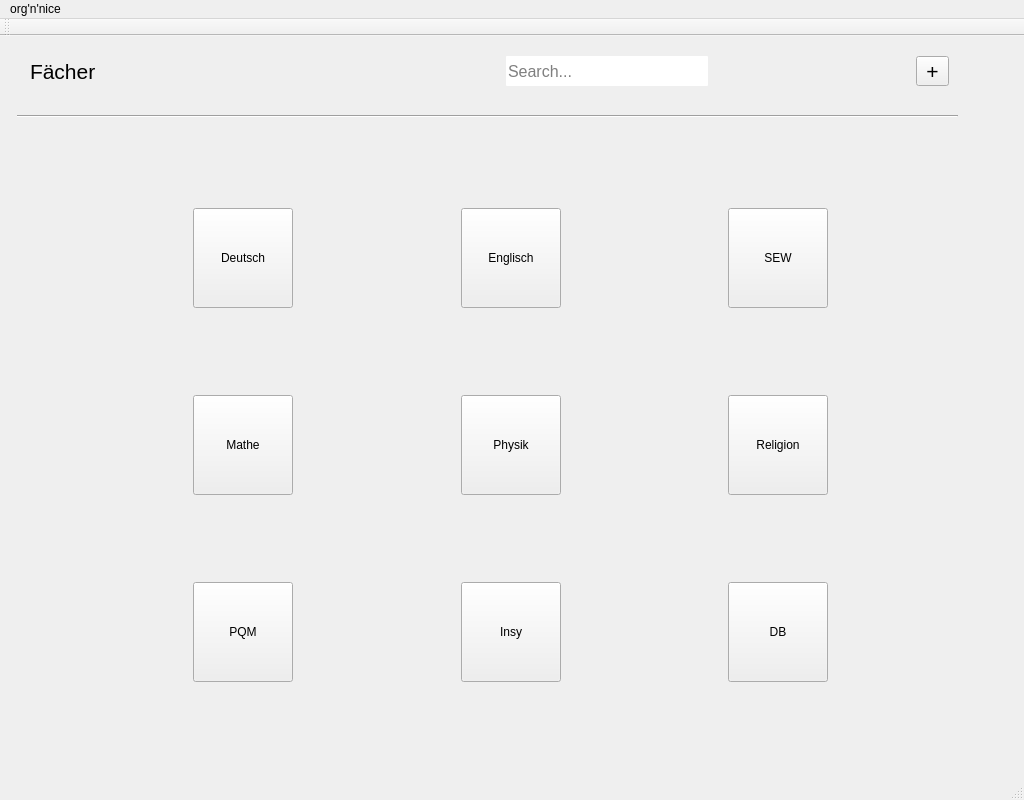
Above: mainwindow.ui from orgnnice/OrgNNice before the change. Below: the same form after it.
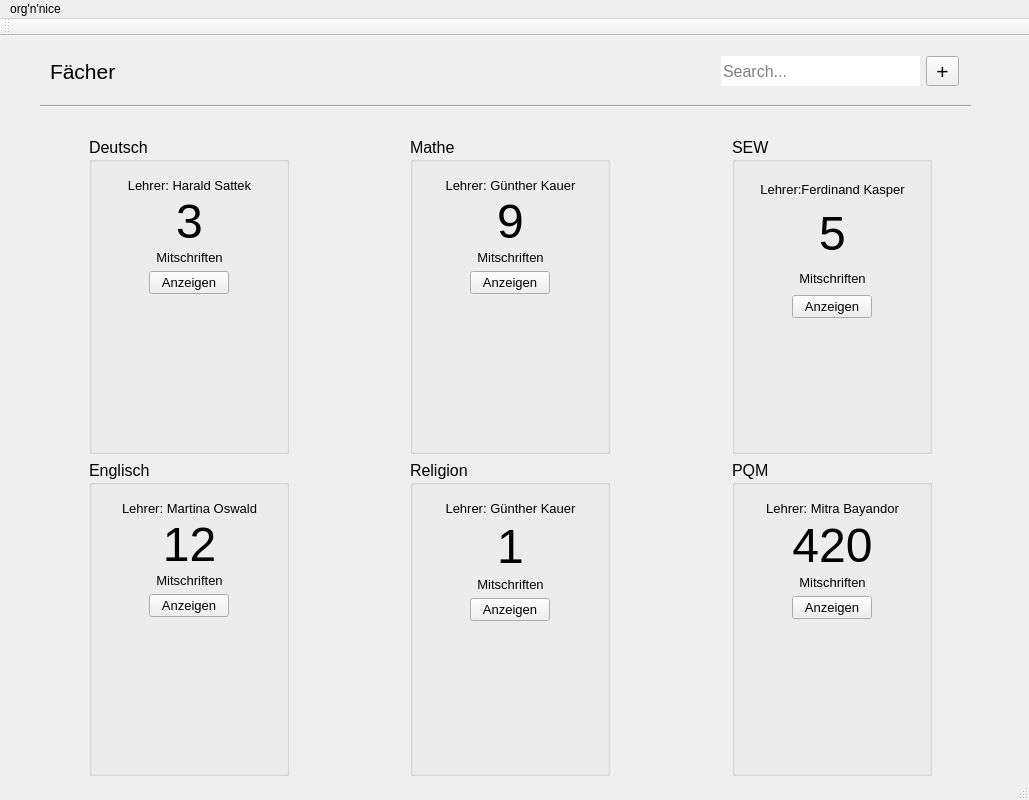
That is the form after the change.

The edit to the form file:
```diff
--- a/mainwindow.ui
+++ b/mainwindow.ui
@@ -6,10 +6,16 @@
    <rect>
     <x>0</x>
     <y>0</y>
-    <width>1024</width>
+    <width>1029</width>
     <height>800</height>
    </rect>
   </property>
+  <property name="maximumSize">
+   <size>
+    <width>1029</width>
+    <height>800</height>
+   </size>
+  </property>
   <property name="windowTitle">
    <string>MainWindow</string>
   </property>
@@ -17,9 +23,9 @@
    <widget class="QWidget" name="horizontalLayoutWidget">
     <property name="geometry">
      <rect>
-      <x>19</x>
+      <x>39</x>
       <y>9</y>
-      <width>941</width>
+      <width>931</width>
       <height>52</height>
      </rect>
     </property>
@@ -62,6 +68,19 @@
        </property>
       </spacer>
      </item>
+     <item>
+      <spacer name="horizontalSpacer_7">
+       <property name="orientation">
+        <enum>Qt::Horizontal</enum>
+       </property>
+       <property name="sizeHint" stdset="0">
+        <size>
+         <width>40</width>
+         <height>20</height>
+        </size>
+       </property>
+      </spacer>
+     </item>
      <item>
       <widget class="QLineEdit" name="lineEdit">
        <property name="enabled">
@@ -89,19 +108,6 @@
        </property>
       </widget>
      </item>
-     <item>
-      <spacer name="horizontalSpacer_2">
-       <property name="orientation">
-        <enum>Qt::Horizontal</enum>
-       </property>
-       <property name="sizeHint" stdset="0">
-        <size>
-         <width>40</width>
-         <height>20</height>
-        </size>
-       </property>
-      </spacer>
-     </item>
      <item>
       <widget class="QToolButton" name="addnewsub">
        <property name="enabled">
@@ -126,374 +132,692 @@
     <property name="geometry">
      <rect>
       <x>20</x>
-      <y>80</y>
+      <y>90</y>
       <width>981</width>
       <height>661</height>
      </rect>
     </property>
     <layout class="QGridLayout" name="gridLayout">
-     <item row="1" column="2">
-      <spacer name="horizontalSpacer_9">
-       <property name="orientation">
-        <enum>Qt::Horizontal</enum>
-       </property>
-       <property name="sizeHint" stdset="0">
-        <size>
-         <width>40</width>
-         <height>20</height>
-        </size>
-       </property>
-      </spacer>
-     </item>
-     <item row="1" column="6">
-      <spacer name="horizontalSpacer_11">
-       <property name="orientation">
-        <enum>Qt::Horizontal</enum>
-       </property>
-       <property name="sizeHint" stdset="0">
-        <size>
-         <width>40</width>
-         <height>20</height>
-        </size>
-       </property>
-      </spacer>
-     </item>
-     <item row="0" column="4">
-      <spacer name="horizontalSpacer_6">
-       <property name="orientation">
-        <enum>Qt::Horizontal</enum>
-       </property>
-       <property name="sizeHint" stdset="0">
-        <size>
-         <width>40</width>
-         <height>20</height>
-        </size>
-       </property>
-      </spacer>
-     </item>
-     <item row="0" column="6">
-      <spacer name="horizontalSpacer_7">
-       <property name="orientation">
-        <enum>Qt::Horizontal</enum>
-       </property>
-       <property name="sizeHint" stdset="0">
-        <size>
-         <width>40</width>
-         <height>20</height>
-        </size>
-       </property>
-      </spacer>
-     </item>
-     <item row="1" column="5">
-      <widget class="QPushButton" name="pushButton_2">
-       <property name="enabled">
-        <bool>true</bool>
-       </property>
+     <item row="0" column="2" alignment="Qt::AlignHCenter">
+      <widget class="QGroupBox" name="groupBox_4">
        <property name="minimumSize">
         <size>
-         <width>100</width>
-         <height>100</height>
-        </size>
-       </property>
-       <property name="baseSize">
-        <size>
-         <width>0</width>
+         <width>200</width>
          <height>0</height>
         </size>
        </property>
-       <property name="text">
-        <string>Religion</string>
+       <property name="font">
+        <font>
+         <pointsize>12</pointsize>
+        </font>
        </property>
-      </widget>
-     </item>
-     <item row="0" column="5">
-      <widget class="QPushButton" name="pushButton_3">
-       <property name="enabled">
-        <bool>true</bool>
-       </property>
-       <property name="minimumSize">
-        <size>
-         <width>100</width>
-         <height>100</height>
-        </size>
-       </property>
-       <property name="baseSize">
-        <size>
-         <width>0</width>
-         <height>0</height>
-        </size>
-       </property>
-       <property name="text">
+       <property name="title">
         <string>SEW</string>
        </property>
+       <widget class="QWidget" name="verticalLayoutWidget_5">
+        <property name="geometry">
+         <rect>
+          <x>10</x>
+          <y>30</y>
+          <width>181</width>
+          <height>162</height>
+         </rect>
+        </property>
+        <layout class="QVBoxLayout" name="verticalLayout_6">
+         <item>
+          <widget class="QLabel" name="label_12">
+           <property name="font">
+            <font>
+             <pointsize>10</pointsize>
+            </font>
+           </property>
+           <property name="text">
+            <string>Lehrer:Ferdinand Kasper</string>
+           </property>
+           <property name="alignment">
+            <set>Qt::AlignCenter</set>
+           </property>
+          </widget>
+         </item>
+         <item>
+          <widget class="QLabel" name="label_13">
+           <property name="font">
+            <font>
+             <pointsize>36</pointsize>
+            </font>
+           </property>
+           <property name="text">
+            <string>5</string>
+           </property>
+           <property name="alignment">
+            <set>Qt::AlignCenter</set>
+           </property>
+          </widget>
+         </item>
+         <item>
+          <widget class="QLabel" name="label_14">
+           <property name="font">
+            <font>
+             <pointsize>10</pointsize>
+            </font>
+           </property>
+           <property name="text">
+            <string>Mitschriften</string>
+           </property>
+           <property name="alignment">
+            <set>Qt::AlignCenter</set>
+           </property>
+          </widget>
+         </item>
+         <item alignment="Qt::AlignHCenter">
+          <widget class="QPushButton" name="pushButton_4">
+           <property name="minimumSize">
+            <size>
+             <width>50</width>
+             <height>0</height>
+            </size>
+           </property>
+           <property name="maximumSize">
+            <size>
+             <width>80</width>
+             <height>16777215</height>
+            </size>
+           </property>
+           <property name="font">
+            <font>
+             <pointsize>10</pointsize>
+            </font>
+           </property>
+           <property name="autoFillBackground">
+            <bool>false</bool>
+           </property>
+           <property name="text">
+            <string>Anzeigen</string>
+           </property>
+           <property name="autoDefault">
+            <bool>false</bool>
+           </property>
+           <property name="default">
+            <bool>false</bool>
+           </property>
+           <property name="flat">
+            <bool>false</bool>
+           </property>
+          </widget>
+         </item>
+        </layout>
+       </widget>
       </widget>
      </item>
-     <item row="0" column="3">
-      <widget class="QPushButton" name="pushButton_6">
-       <property name="enabled">
-        <bool>true</bool>
-       </property>
+     <item row="0" column="1" alignment="Qt::AlignHCenter">
+      <widget class="QGroupBox" name="groupBox_7">
        <property name="minimumSize">
         <size>
-         <width>100</width>
-         <height>100</height>
+         <width>200</width>
+         <height>150</height>
         </size>
        </property>
-       <property name="baseSize">
-        <size>
-         <width>0</width>
-         <height>0</height>
-        </size>
+       <property name="font">
+        <font>
+         <pointsize>12</pointsize>
+        </font>
        </property>
-       <property name="text">
-        <string>Englisch</string>
+       <property name="styleSheet">
+        <string notr="true"/>
        </property>
-      </widget>
-     </item>
-     <item row="1" column="4">
-      <spacer name="horizontalSpacer_10">
-       <property name="orientation">
-        <enum>Qt::Horizontal</enum>
-       </property>
-       <property name="sizeHint" stdset="0">
-        <size>
-         <width>40</width>
-         <height>20</height>
-        </size>
-       </property>
-      </spacer>
-     </item>
-     <item row="1" column="1">
-      <widget class="QPushButton" name="pushButton_5">
-       <property name="enabled">
-        <bool>true</bool>
-       </property>
-       <property name="minimumSize">
-        <size>
-         <width>100</width>
-         <height>100</height>
-        </size>
-       </property>
-       <property name="baseSize">
-        <size>
-         <width>0</width>
-         <height>0</height>
-        </size>
-       </property>
-       <property name="text">
+       <property name="title">
         <string>Mathe</string>
        </property>
+       <widget class="QWidget" name="verticalLayoutWidget_10">
+        <property name="geometry">
+         <rect>
+          <x>10</x>
+          <y>30</y>
+          <width>181</width>
+          <height>138</height>
+         </rect>
+        </property>
+        <layout class="QVBoxLayout" name="verticalLayout_11">
+         <item>
+          <widget class="QLabel" name="label_27">
+           <property name="font">
+            <font>
+             <pointsize>10</pointsize>
+            </font>
+           </property>
+           <property name="text">
+            <string>Lehrer: Günther Kauer</string>
+           </property>
+           <property name="alignment">
+            <set>Qt::AlignCenter</set>
+           </property>
+          </widget>
+         </item>
+         <item>
+          <widget class="QLabel" name="label_28">
+           <property name="font">
+            <font>
+             <pointsize>36</pointsize>
+            </font>
+           </property>
+           <property name="text">
+            <string>9</string>
+           </property>
+           <property name="alignment">
+            <set>Qt::AlignCenter</set>
+           </property>
+          </widget>
+         </item>
+         <item>
+          <widget class="QLabel" name="label_29">
+           <property name="font">
+            <font>
+             <pointsize>10</pointsize>
+            </font>
+           </property>
+           <property name="text">
+            <string>Mitschriften</string>
+           </property>
+           <property name="alignment">
+            <set>Qt::AlignCenter</set>
+           </property>
+          </widget>
+         </item>
+         <item alignment="Qt::AlignHCenter">
+          <widget class="QPushButton" name="pushButton_9">
+           <property name="minimumSize">
+            <size>
+             <width>50</width>
+             <height>0</height>
+            </size>
+           </property>
+           <property name="maximumSize">
+            <size>
+             <width>80</width>
+             <height>16777215</height>
+            </size>
+           </property>
+           <property name="font">
+            <font>
+             <pointsize>10</pointsize>
+            </font>
+           </property>
+           <property name="autoFillBackground">
+            <bool>false</bool>
+           </property>
+           <property name="text">
+            <string>Anzeigen</string>
+           </property>
+           <property name="autoDefault">
+            <bool>false</bool>
+           </property>
+           <property name="default">
+            <bool>false</bool>
+           </property>
+           <property name="flat">
+            <bool>false</bool>
+           </property>
+          </widget>
+         </item>
+        </layout>
+       </widget>
       </widget>
      </item>
-     <item row="0" column="2">
-      <spacer name="horizontalSpacer_4">
-       <property name="orientation">
-        <enum>Qt::Horizontal</enum>
-       </property>
-       <property name="sizeHint" stdset="0">
-        <size>
-         <width>40</width>
-         <height>20</height>
-        </size>
-       </property>
-      </spacer>
-     </item>
-     <item row="0" column="0">
-      <spacer name="horizontalSpacer_5">
-       <property name="orientation">
-        <enum>Qt::Horizontal</enum>
-       </property>
-       <property name="sizeHint" stdset="0">
-        <size>
-         <width>40</width>
-         <height>20</height>
-        </size>
-       </property>
-      </spacer>
-     </item>
-     <item row="1" column="3">
-      <widget class="QPushButton" name="pushButton_4">
-       <property name="enabled">
-        <bool>true</bool>
-       </property>
+     <item row="1" column="2" alignment="Qt::AlignHCenter">
+      <widget class="QGroupBox" name="groupBox_5">
        <property name="minimumSize">
         <size>
-         <width>100</width>
-         <height>100</height>
-        </size>
-       </property>
-       <property name="baseSize">
-        <size>
-         <width>0</width>
+         <width>200</width>
          <height>0</height>
         </size>
        </property>
-       <property name="text">
-        <string>Physik</string>
+       <property name="font">
+        <font>
+         <pointsize>12</pointsize>
+        </font>
        </property>
-      </widget>
-     </item>
-     <item row="1" column="0">
-      <spacer name="horizontalSpacer_8">
-       <property name="orientation">
-        <enum>Qt::Horizontal</enum>
-       </property>
-       <property name="sizeHint" stdset="0">
-        <size>
-         <width>40</width>
-         <height>20</height>
-        </size>
-       </property>
-      </spacer>
-     </item>
-     <item row="0" column="1">
-      <widget class="QPushButton" name="pushButton">
-       <property name="enabled">
-        <bool>true</bool>
-       </property>
-       <property name="minimumSize">
-        <size>
-         <width>100</width>
-         <height>100</height>
-        </size>
-       </property>
-       <property name="baseSize">
-        <size>
-         <width>0</width>
-         <height>0</height>
-        </size>
-       </property>
-       <property name="text">
-        <string>Deutsch</string>
-       </property>
-      </widget>
-     </item>
-     <item row="2" column="1">
-      <widget class="QPushButton" name="pushButton_7">
-       <property name="enabled">
-        <bool>true</bool>
-       </property>
-       <property name="minimumSize">
-        <size>
-         <width>100</width>
-         <height>100</height>
-        </size>
-       </property>
-       <property name="baseSize">
-        <size>
-         <width>0</width>
-         <height>0</height>
-        </size>
-       </property>
-       <property name="text">
+       <property name="title">
         <string>PQM</string>
        </property>
+       <widget class="QWidget" name="verticalLayoutWidget_6">
+        <property name="geometry">
+         <rect>
+          <x>10</x>
+          <y>30</y>
+          <width>181</width>
+          <height>140</height>
+         </rect>
+        </property>
+        <layout class="QVBoxLayout" name="verticalLayout_7">
+         <item>
+          <widget class="QLabel" name="label_15">
+           <property name="font">
+            <font>
+             <pointsize>10</pointsize>
+            </font>
+           </property>
+           <property name="text">
+            <string>Lehrer: Mitra Bayandor</string>
+           </property>
+           <property name="alignment">
+            <set>Qt::AlignCenter</set>
+           </property>
+          </widget>
+         </item>
+         <item>
+          <widget class="QLabel" name="label_16">
+           <property name="font">
+            <font>
+             <pointsize>36</pointsize>
+            </font>
+           </property>
+           <property name="text">
+            <string>420</string>
+           </property>
+           <property name="alignment">
+            <set>Qt::AlignCenter</set>
+           </property>
+          </widget>
+         </item>
+         <item>
+          <widget class="QLabel" name="label_17">
+           <property name="font">
+            <font>
+             <pointsize>10</pointsize>
+            </font>
+           </property>
+           <property name="text">
+            <string>Mitschriften</string>
+           </property>
+           <property name="alignment">
+            <set>Qt::AlignCenter</set>
+           </property>
+          </widget>
+         </item>
+         <item alignment="Qt::AlignHCenter">
+          <widget class="QPushButton" name="pushButton_5">
+           <property name="minimumSize">
+            <size>
+             <width>50</width>
+             <height>0</height>
+            </size>
+           </property>
+           <property name="maximumSize">
+            <size>
+             <width>80</width>
+             <height>16777215</height>
+            </size>
+           </property>
+           <property name="font">
+            <font>
+             <pointsize>10</pointsize>
+            </font>
+           </property>
+           <property name="autoFillBackground">
+            <bool>false</bool>
+           </property>
+           <property name="text">
+            <string>Anzeigen</string>
+           </property>
+           <property name="autoDefault">
+            <bool>false</bool>
+           </property>
+           <property name="default">
+            <bool>false</bool>
+           </property>
+           <property name="flat">
+            <bool>false</bool>
+           </property>
+          </widget>
+         </item>
+        </layout>
+       </widget>
       </widget>
      </item>
-     <item row="2" column="5">
-      <widget class="QPushButton" name="pushButton_9">
-       <property name="enabled">
-        <bool>true</bool>
-       </property>
+     <item row="1" column="1" alignment="Qt::AlignHCenter">
+      <widget class="QGroupBox" name="groupBox_6">
        <property name="minimumSize">
         <size>
-         <width>100</width>
-         <height>100</height>
-        </size>
-       </property>
-       <property name="baseSize">
-        <size>
-         <width>0</width>
+         <width>200</width>
          <height>0</height>
         </size>
        </property>
-       <property name="text">
-        <string>DB</string>
+       <property name="font">
+        <font>
+         <pointsize>12</pointsize>
+        </font>
        </property>
+       <property name="title">
+        <string>Religion</string>
+       </property>
+       <widget class="QWidget" name="verticalLayoutWidget_9">
+        <property name="geometry">
+         <rect>
+          <x>10</x>
+          <y>30</y>
+          <width>181</width>
+          <height>142</height>
+         </rect>
+        </property>
+        <layout class="QVBoxLayout" name="verticalLayout_10">
+         <item>
+          <widget class="QLabel" name="label_24">
+           <property name="font">
+            <font>
+             <pointsize>10</pointsize>
+            </font>
+           </property>
+           <property name="text">
+            <string>Lehrer: Günther Kauer</string>
+           </property>
+           <property name="alignment">
+            <set>Qt::AlignCenter</set>
+           </property>
+          </widget>
+         </item>
+         <item>
+          <widget class="QLabel" name="label_25">
+           <property name="font">
+            <font>
+             <pointsize>36</pointsize>
+            </font>
+           </property>
+           <property name="text">
+            <string>1</string>
+           </property>
+           <property name="alignment">
+            <set>Qt::AlignCenter</set>
+           </property>
+          </widget>
+         </item>
+         <item>
+          <widget class="QLabel" name="label_26">
+           <property name="font">
+            <font>
+             <pointsize>10</pointsize>
+            </font>
+           </property>
+           <property name="text">
+            <string>Mitschriften</string>
+           </property>
+           <property name="alignment">
+            <set>Qt::AlignCenter</set>
+           </property>
+          </widget>
+         </item>
+         <item alignment="Qt::AlignHCenter">
+          <widget class="QPushButton" name="pushButton_8">
+           <property name="minimumSize">
+            <size>
+             <width>50</width>
+             <height>0</height>
+            </size>
+           </property>
+           <property name="maximumSize">
+            <size>
+             <width>80</width>
+             <height>16777215</height>
+            </size>
+           </property>
+           <property name="font">
+            <font>
+             <pointsize>10</pointsize>
+            </font>
+           </property>
+           <property name="autoFillBackground">
+            <bool>false</bool>
+           </property>
+           <property name="text">
+            <string>Anzeigen</string>
+           </property>
+           <property name="autoDefault">
+            <bool>false</bool>
+           </property>
+           <property name="default">
+            <bool>false</bool>
+           </property>
+           <property name="flat">
+            <bool>false</bool>
+           </property>
+          </widget>
+         </item>
+        </layout>
+       </widget>
       </widget>
      </item>
-     <item row="2" column="6">
-      <spacer name="horizontalSpacer_12">
-       <property name="orientation">
-        <enum>Qt::Horizontal</enum>
-       </property>
-       <property name="sizeHint" stdset="0">
-        <size>
-         <width>40</width>
-         <height>20</height>
-        </size>
-       </property>
-      </spacer>
-     </item>
-     <item row="2" column="3">
-      <widget class="QPushButton" name="pushButton_8">
-       <property name="enabled">
-        <bool>true</bool>
-       </property>
+     <item row="1" column="0" alignment="Qt::AlignHCenter">
+      <widget class="QGroupBox" name="groupBox_3">
        <property name="minimumSize">
         <size>
-         <width>100</width>
-         <height>100</height>
-        </size>
-       </property>
-       <property name="baseSize">
-        <size>
-         <width>0</width>
+         <width>200</width>
          <height>0</height>
         </size>
        </property>
-       <property name="text">
-        <string>Insy</string>
+       <property name="font">
+        <font>
+         <pointsize>12</pointsize>
+        </font>
        </property>
+       <property name="title">
+        <string>Englisch</string>
+       </property>
+       <widget class="QWidget" name="verticalLayoutWidget_4">
+        <property name="geometry">
+         <rect>
+          <x>10</x>
+          <y>30</y>
+          <width>181</width>
+          <height>138</height>
+         </rect>
+        </property>
+        <layout class="QVBoxLayout" name="verticalLayout_5">
+         <item>
+          <widget class="QLabel" name="label_9">
+           <property name="font">
+            <font>
+             <pointsize>10</pointsize>
+            </font>
+           </property>
+           <property name="text">
+            <string>Lehrer: Martina Oswald</string>
+           </property>
+           <property name="alignment">
+            <set>Qt::AlignCenter</set>
+           </property>
+          </widget>
+         </item>
+         <item>
+          <widget class="QLabel" name="label_10">
+           <property name="font">
+            <font>
+             <pointsize>36</pointsize>
+            </font>
+           </property>
+           <property name="text">
+            <string>12</string>
+           </property>
+           <property name="alignment">
+            <set>Qt::AlignCenter</set>
+           </property>
+          </widget>
+         </item>
+         <item>
+          <widget class="QLabel" name="label_11">
+           <property name="font">
+            <font>
+             <pointsize>10</pointsize>
+            </font>
+           </property>
+           <property name="text">
+            <string>Mitschriften</string>
+           </property>
+           <property name="alignment">
+            <set>Qt::AlignCenter</set>
+           </property>
+          </widget>
+         </item>
+         <item alignment="Qt::AlignHCenter">
+          <widget class="QPushButton" name="pushButton_3">
+           <property name="minimumSize">
+            <size>
+             <width>50</width>
+             <height>0</height>
+            </size>
+           </property>
+           <property name="maximumSize">
+            <size>
+             <width>80</width>
+             <height>16777215</height>
+            </size>
+           </property>
+           <property name="font">
+            <font>
+             <pointsize>10</pointsize>
+            </font>
+           </property>
+           <property name="autoFillBackground">
+            <bool>false</bool>
+           </property>
+           <property name="text">
+            <string>Anzeigen</string>
+           </property>
+           <property name="autoDefault">
+            <bool>false</bool>
+           </property>
+           <property name="default">
+            <bool>false</bool>
+           </property>
+           <property name="flat">
+            <bool>false</bool>
+           </property>
+          </widget>
+         </item>
+        </layout>
+       </widget>
       </widget>
      </item>
-     <item row="2" column="4">
-      <spacer name="horizontalSpacer_13">
-       <property name="orientation">
-        <enum>Qt::Horizontal</enum>
-       </property>
-       <property name="sizeHint" stdset="0">
+     <item row="0" column="0" alignment="Qt::AlignHCenter">
+      <widget class="QGroupBox" name="groupBox_8">
+       <property name="minimumSize">
         <size>
-         <width>40</width>
-         <height>20</height>
+         <width>200</width>
+         <height>150</height>
         </size>
        </property>
-      </spacer>
-     </item>
-     <item row="2" column="2">
-      <spacer name="horizontalSpacer_14">
-       <property name="orientation">
-        <enum>Qt::Horizontal</enum>
+       <property name="font">
+        <font>
+         <pointsize>12</pointsize>
+        </font>
        </property>
-       <property name="sizeHint" stdset="0">
-        <size>
-         <width>40</width>
-         <height>20</height>
-        </size>
+       <property name="styleSheet">
+        <string notr="true"/>
        </property>
-      </spacer>
-     </item>
-     <item row="2" column="0">
-      <spacer name="horizontalSpacer_15">
-       <property name="orientation">
-        <enum>Qt::Horizontal</enum>
+       <property name="title">
+        <string>Deutsch</string>
        </property>
-       <property name="sizeHint" stdset="0">
-        <size>
-         <width>40</width>
-         <height>20</height>
-        </size>
-       </property>
-      </spacer>
+       <widget class="QWidget" name="verticalLayoutWidget_11">
+        <property name="geometry">
+         <rect>
+          <x>10</x>
+          <y>30</y>
+          <width>181</width>
+          <height>138</height>
+         </rect>
+        </property>
+        <layout class="QVBoxLayout" name="verticalLayout_12">
+         <item>
+          <widget class="QLabel" name="label_30">
+           <property name="font">
+            <font>
+             <pointsize>10</pointsize>
+            </font>
+           </property>
+           <property name="text">
+            <string>Lehrer: Harald Sattek</string>
+           </property>
+           <property name="alignment">
+            <set>Qt::AlignCenter</set>
+           </property>
+          </widget>
+         </item>
+         <item>
+          <widget class="QLabel" name="label_35">
+           <property name="font">
+            <font>
+             <pointsize>36</pointsize>
+            </font>
+           </property>
+           <property name="text">
+            <string>3</string>
+           </property>
+           <property name="alignment">
+            <set>Qt::AlignCenter</set>
+           </property>
+          </widget>
+         </item>
+         <item>
+          <widget class="QLabel" name="label_36">
+           <property name="font">
+            <font>
+             <pointsize>10</pointsize>
+            </font>
+           </property>
+           <property name="text">
+            <string>Mitschriften</string>
+           </property>
+           <property name="alignment">
+            <set>Qt::AlignCenter</set>
+           </property>
+          </widget>
+         </item>
+         <item alignment="Qt::AlignHCenter">
+          <widget class="QPushButton" name="pushButton_10">
+           <property name="minimumSize">
+            <size>
+             <width>50</width>
+             <height>0</height>
+            </size>
+           </property>
+           <property name="maximumSize">
+            <size>
+             <width>80</width>
+             <height>16777215</height>
+            </size>
+           </property>
+           <property name="font">
+            <font>
+             <pointsize>10</pointsize>
+            </font>
+           </property>
+           <property name="autoFillBackground">
+            <bool>false</bool>
+           </property>
+           <property name="text">
+            <string>Anzeigen</string>
+           </property>
+           <property name="autoDefault">
+            <bool>false</bool>
+           </property>
+           <property name="default">
+            <bool>false</bool>
+           </property>
+           <property name="flat">
+            <bool>false</bool>
+           </property>
+          </widget>
+         </item>
+        </layout>
+       </widget>
+      </widget>
      </item>
     </layout>
    </widget>
    <widget class="Line" name="line">
     <property name="geometry">
      <rect>
-      <x>17</x>
-      <y>70</y>
-      <width>941</width>
+      <x>40</x>
+      <y>60</y>
+      <width>931</width>
       <height>20</height>
      </rect>
     </property>
@@ -507,7 +831,7 @@
     <rect>
      <x>0</x>
      <y>0</y>
-     <width>1024</width>
+     <width>1029</width>
      <height>21</height>
     </rect>
    </property>
```
